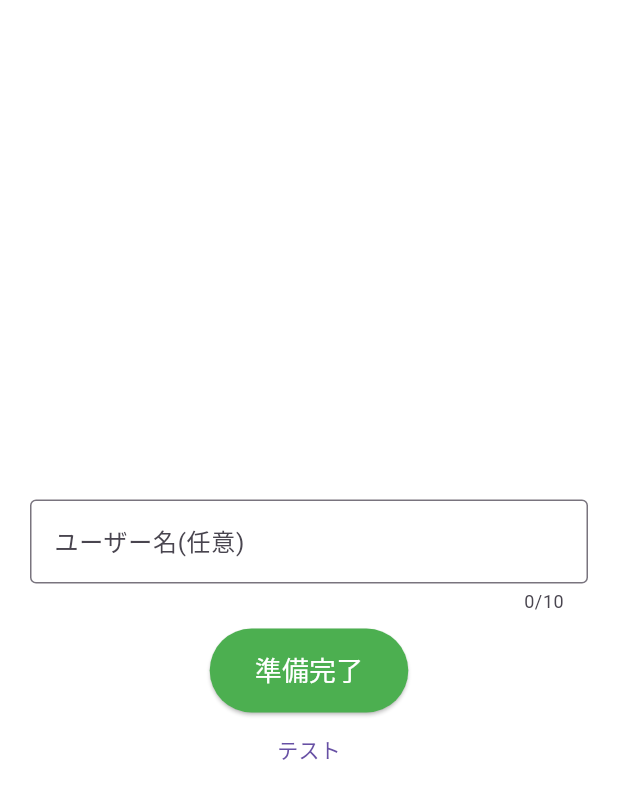
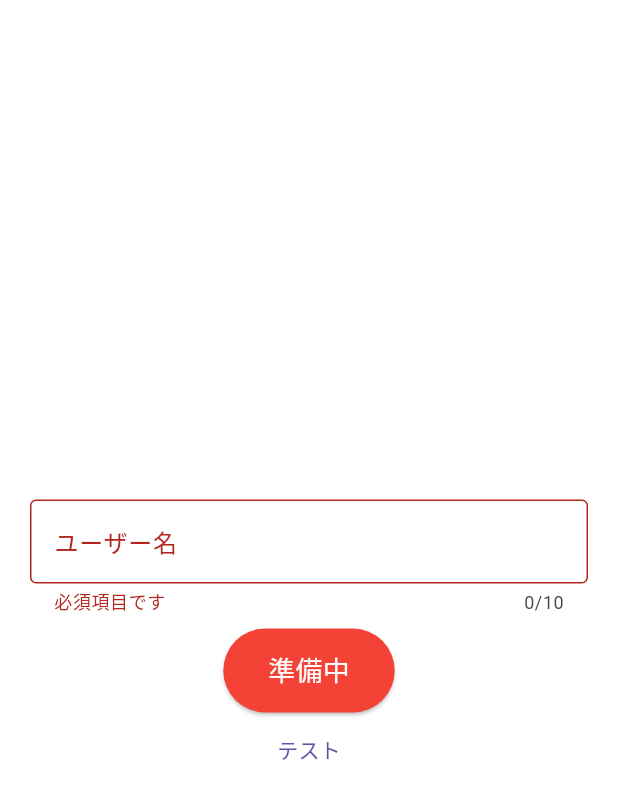
Before and after one commit to naoido/ei-go, a Flutter app: the StandbyPage screen opened directly with empty values, after a tap on "準備中", on a phone screen of 412 x 824 dp. Shown: the top 799 px of the screen. Run offline on Flutter 3.47's test engine with Material 3 defaults, Android fonts, the phone set to English and light mode, and no system bars; our stand-ins replace confetti; missing offline and left inert: mobile_scanner.

Commit message:
バリデーションの追加

```diff
--- a/mobile/lib/pages/standby_page.dart
+++ b/mobile/lib/pages/standby_page.dart
@@ -12,12 +12,22 @@
 
 class _StandbyPageState extends State<StandbyPage> {
   final TextEditingController _controller = TextEditingController();
+  final _formKey = GlobalKey<FormState>();
   bool _isReady = false;
+
+  void _closeKeyboard() {
+    final currentScope = FocusScope.of(context);
+    if (!currentScope.hasPrimaryFocus && currentScope.hasFocus) {
+      currentScope.unfocus();
+    }
+  }
 
   @override
   Widget build(BuildContext context) {
     return PopScope(
-      canPop: true, // TODO: 遷移先の実装ができたらfalseにする
+      canPop: false,
+      child: GestureDetector(
+        onTap: _closeKeyboard,
         child: Scaffold(
           backgroundColor: Colors.white,
           body: Center(
@@ -31,20 +41,34 @@
                       widget.barcodeValue,
                       style: Theme.of(context).textTheme.headlineSmall
                   ),
-                TextField(
+                  Form(
+                    key: _formKey,
+                    child: TextFormField(
                       controller: _controller,
                       readOnly: _isReady,
                       maxLength: 10,
+                      validator: (text) {
+                        if (text == null || text.isEmpty) {
+                          return '必須項目です';
+                        }
+                        return null;
+                      },
                       decoration: InputDecoration(
-                    labelText: "ユーザー名(任意)",
+                        labelText: "ユーザー名",
                         border: OutlineInputBorder(),
+                      ),
                     ),
                   ),
                   const SizedBox(height: 10),
                   ElevatedButton(
                     onPressed: () {
+                      if (!(_formKey.currentState?.validate() ?? false)) {
+                        return;
+                      }
+
+                      _closeKeyboard();
                       setState(() {
-                      _isReady = !_isReady;
+                        _isReady = true;
                       });
                     },
                     style: ElevatedButton.styleFrom(
@@ -72,6 +96,7 @@
             ),
           ),
         ),
+      ),
     );
   }
 }
```
Lines whose indentation alone changed are shown as unchanged.
